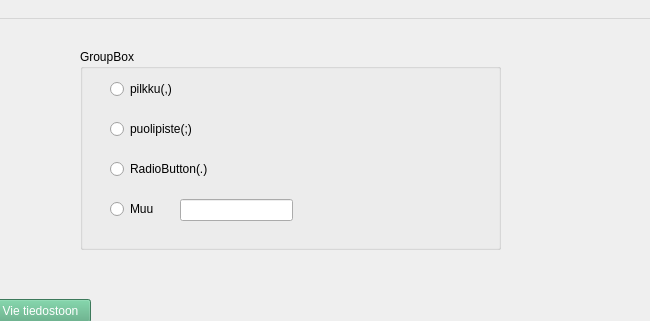
Before: the Qt Designer form exportTool.ui in dildorababaerova/svg_esimerkki, drawn with Qt 5; both pictures show x 470 to 1120 and y 0 to 321 of the 1120 by 961 pixel window.
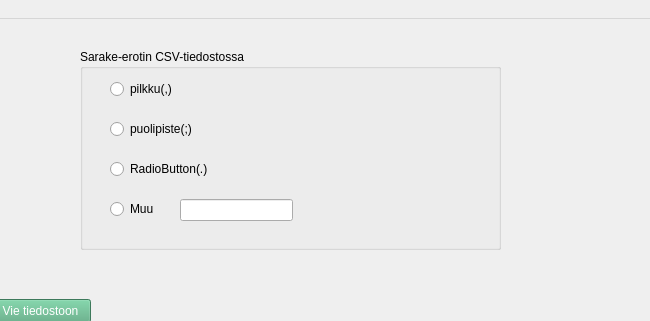
After: the same form once the commit is applied.

What changed in the file:
```diff
--- a/exportTool.ui
+++ b/exportTool.ui
@@ -255,7 +255,7 @@
      </rect>
     </property>
     <property name="title">
-     <string>GroupBox</string>
+     <string>Sarake-erotin CSV-tiedostossa</string>
     </property>
     <widget class="QRadioButton" name="radioButton">
      <property name="geometry">
```
